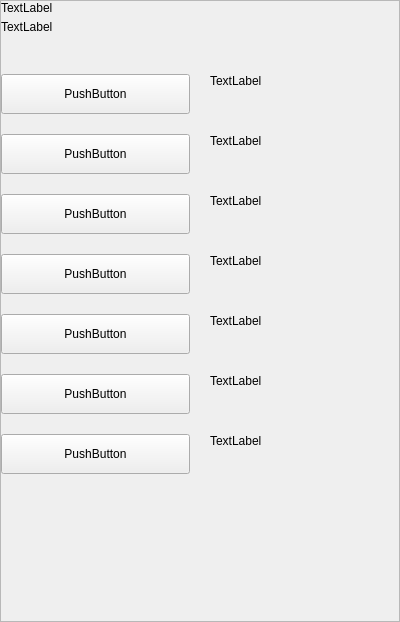
Old version of the form src/qt/vitae/settings/forms/settingswalletrepairwidget.ui in the repository VitaeTeam/Vitae.
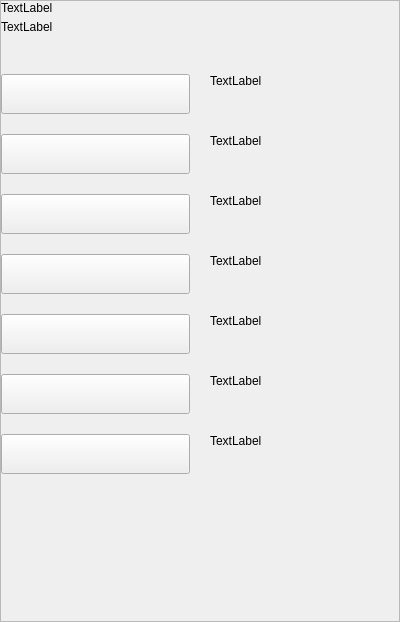
New version of the form.

Commit message:
[GUI] Remove every pushButton focus property.
This is because a linux-only issue in which the button gets highlighted in an invalid way.

Github-Pull: #1173
Rebased-From: abe763287063b576fdb7cf19f6d4c1032e3f4f13

```diff
--- a/src/qt/vitae/settings/forms/settingswalletrepairwidget.ui
+++ b/src/qt/vitae/settings/forms/settingswalletrepairwidget.ui
@@ -164,7 +164,7 @@
                  </size>
                 </property>
                 <property name="text">
-                 <string>PushButton</string>
+                 <string/>
                 </property>
                </widget>
               </item>
@@ -226,7 +226,7 @@
                  </size>
                 </property>
                 <property name="text">
-                 <string>PushButton</string>
+                 <string/>
                 </property>
                </widget>
               </item>
@@ -288,7 +288,7 @@
                  </size>
                 </property>
                 <property name="text">
-                 <string>PushButton</string>
+                 <string/>
                 </property>
                </widget>
               </item>
@@ -350,7 +350,7 @@
                  </size>
                 </property>
                 <property name="text">
-                 <string>PushButton</string>
+                 <string/>
                 </property>
                </widget>
               </item>
@@ -412,7 +412,7 @@
                  </size>
                 </property>
                 <property name="text">
-                 <string>PushButton</string>
+                 <string/>
                 </property>
                </widget>
               </item>
@@ -474,7 +474,7 @@
                  </size>
                 </property>
                 <property name="text">
-                 <string>PushButton</string>
+                 <string/>
                 </property>
                </widget>
               </item>
@@ -536,7 +536,7 @@
                  </size>
                 </property>
                 <property name="text">
-                 <string>PushButton</string>
+                 <string/>
                 </property>
                </widget>
               </item>
```
Left out of the diff: 21 changed lines with no effect on the pictures. The commit also changes 42 other files.
